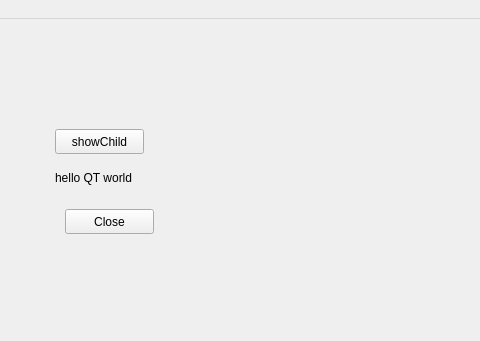
Old version of the form qt_demos/mainwindow.ui in the repository git45016683/learnQT; both pictures show x 165 to 645 and y 0 to 341 of the 800 by 600 pixel window.
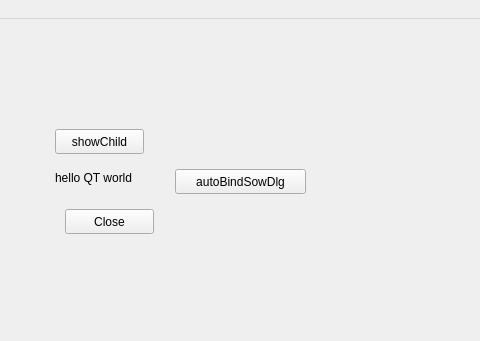
New version of the form.

Commit message: add auto bind signal and solts

Patch:
```diff
--- a/qt_demos/mainwindow.ui
+++ b/qt_demos/mainwindow.ui
@@ -53,6 +53,19 @@
      <string>showChild</string>
     </property>
    </widget>
+   <widget class="QPushButton" name="autoBindBtn">
+    <property name="geometry">
+     <rect>
+      <x>340</x>
+      <y>150</y>
+      <width>131</width>
+      <height>25</height>
+     </rect>
+    </property>
+    <property name="text">
+     <string>autoBindSowDlg</string>
+    </property>
+   </widget>
   </widget>
   <widget class="QMenuBar" name="menubar">
    <property name="geometry">
```
The commit also changes 2 other files.
